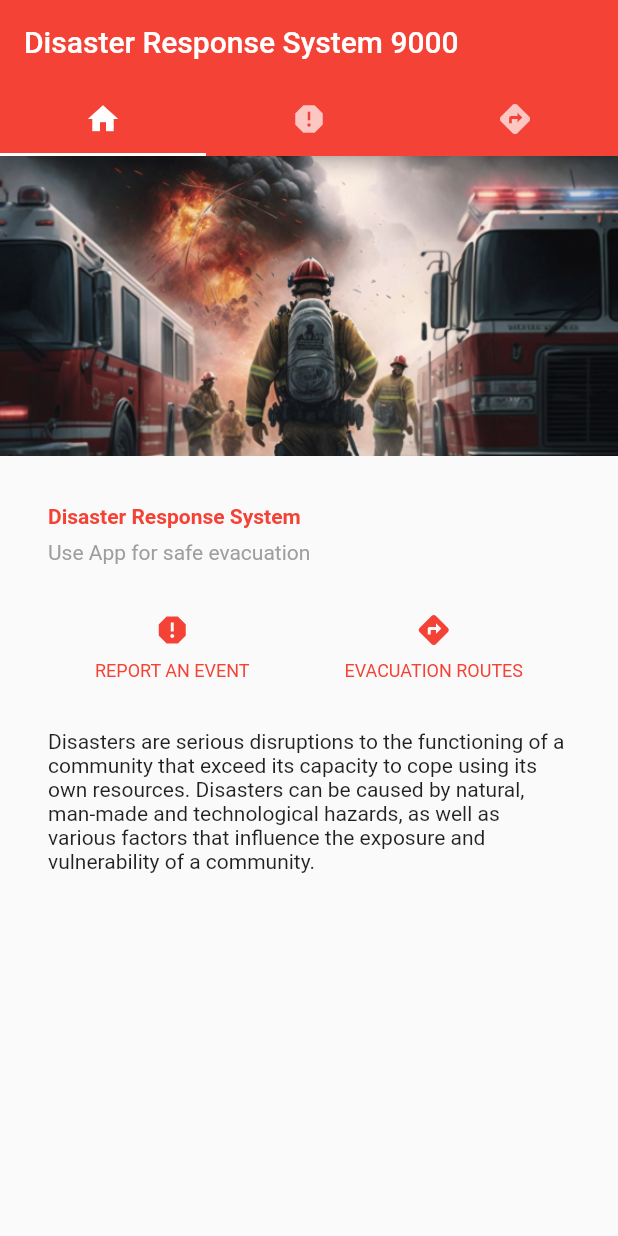
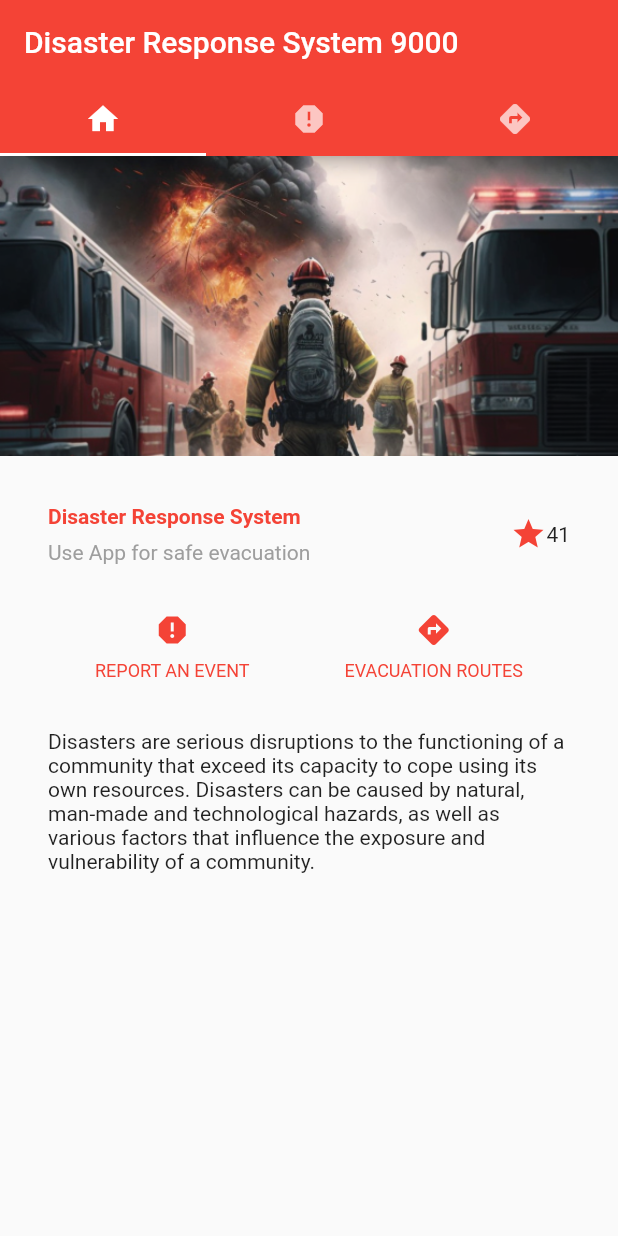
Before and after one commit to joycej3/Disaster-Response-System, a Flutter app: the screen it shows after launch, on a phone screen of 412 x 824 dp. Run offline on Flutter 3.47's test engine with Material 2 defaults, Android fonts, the phone set to English and light mode, and no system bars; missing offline and left inert: window_size.

Commit message:
Fixing errors in main and lost images

```diff
--- a/frontend/lib/api.dart
+++ b/frontend/lib/api.dart
@@ -1,6 +1,7 @@
 import 'dart:convert';
 import 'dart:io';
 import 'package:http/http.dart' as http;
+import 'dart:developer' as developer;
 
 Future<Map> readJsonFile(String filePath) async {
   var input = await File(filePath).readAsString();
--- a/frontend/lib/main.dart
+++ b/frontend/lib/main.dart
@@ -46,6 +46,12 @@ class MyApp extends StatelessWidget {
               ],
             ),
           ),
+          /*3*/
+          Icon(
+            Icons.star,
+            color: Colors.red[500],
+          ),
+          const Text('41'),
         ],
       ),
     );
--- a/frontend/pubspec.yaml
+++ b/frontend/pubspec.yaml
@@ -34,6 +34,7 @@ flutter:
   assets:
     - images/lake.jpg
     - images/nuke.jpg
+    - config/api.json
     - images/response.jpg
     - images/disaster_zone.png
     - images/disaster.png
```
Also changed, not shown: frontend/config/api.json (renamed from frontend/lib/config/api.json).
